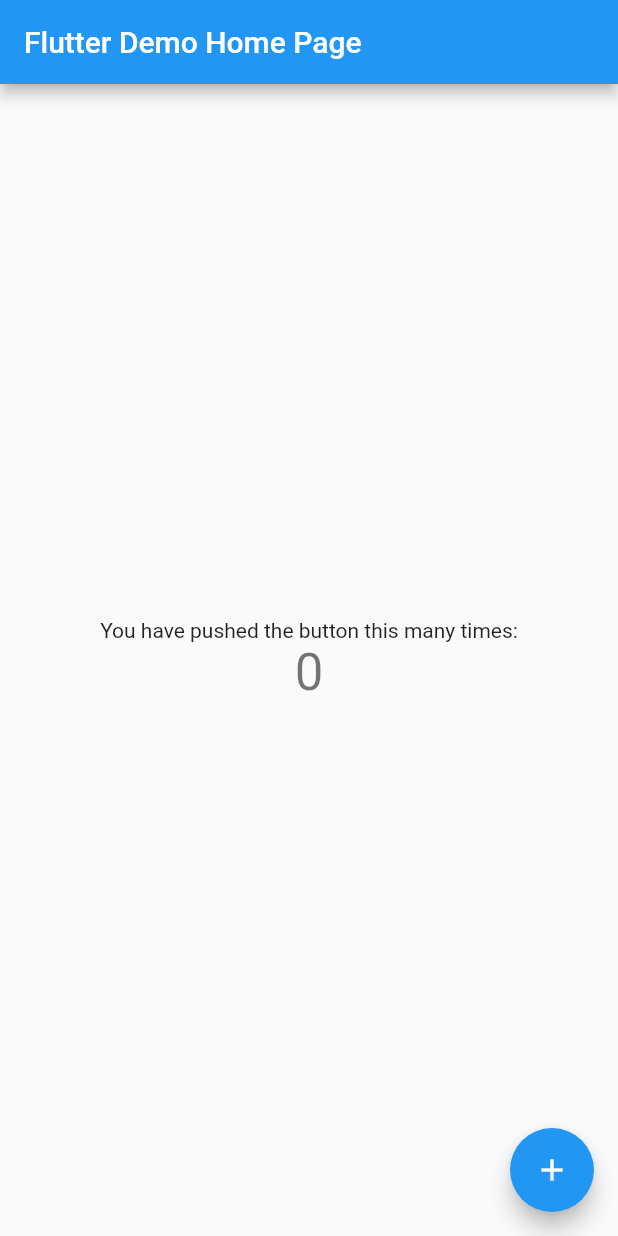
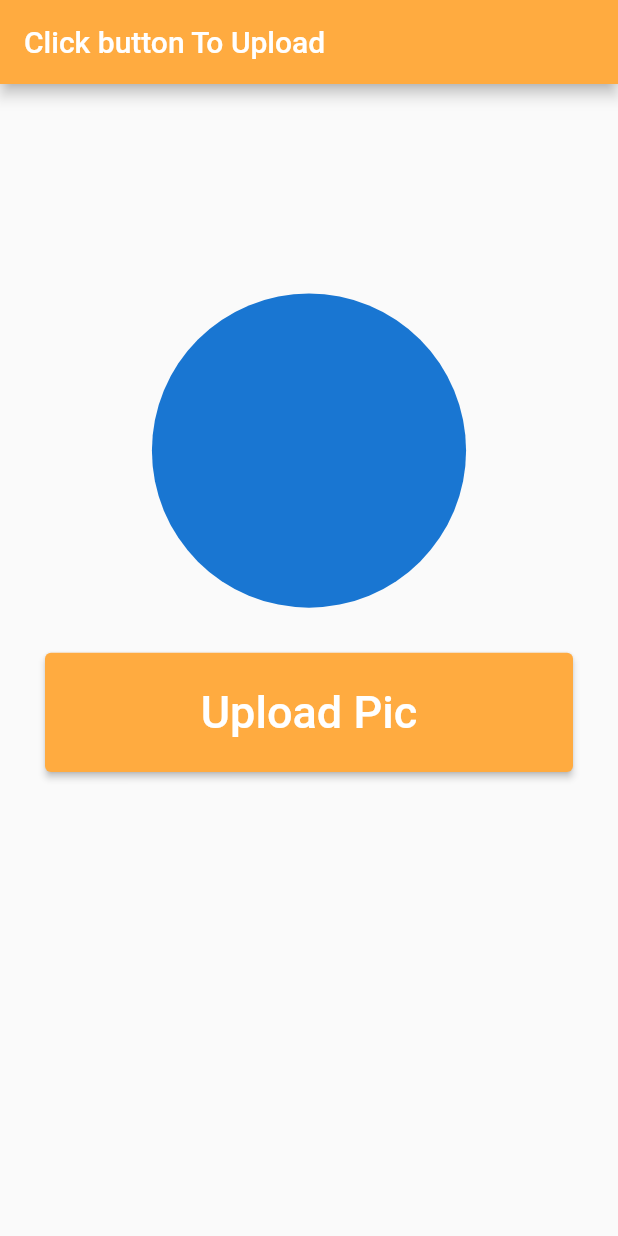
Before and after one commit to JaisonST/ImageUploadAnimation, a Flutter app: the screen it shows after launch, on a phone screen of 412 x 824 dp. Run offline on Flutter 3.47's test engine with Material 2 defaults, Android fonts, the phone set to English and light mode, and no system bars.

Commit message:
created ui

```diff
--- a/lib/main.dart
+++ b/lib/main.dart
@@ -1,4 +1,7 @@
+import 'dart:ui';
+
 import 'package:flutter/material.dart';
+import 'package:image_upload_animation/MainUI.dart';
 
 void main() {
   runApp(MyApp());
@@ -10,104 +13,58 @@ class MyApp extends StatelessWidget {
   Widget build(BuildContext context) {
     return MaterialApp(
       title: 'Flutter Demo',
-      theme: ThemeData(
-        // This is the theme of your application.
-        //
-        // Try running your application with "flutter run". You'll see the
-        // application has a blue toolbar. Then, without quitting the app, try
-        // changing the primarySwatch below to Colors.green and then invoke
-        // "hot reload" (press "r" in the console where you ran "flutter run",
-        // or simply save your changes to "hot reload" in a Flutter IDE).
-        // Notice that the counter didn't reset back to zero; the application
-        // is not restarted.
-        primarySwatch: Colors.blue,
-      ),
-      home: MyHomePage(title: 'Flutter Demo Home Page'),
+      home: MyHomePage(),
     );
   }
 }
 
 class MyHomePage extends StatefulWidget {
-  MyHomePage({Key? key, required this.title}) : super(key: key);
-
-  // This widget is the home page of your application. It is stateful, meaning
-  // that it has a State object (defined below) that contains fields that affect
-  // how it looks.
-
-  // This class is the configuration for the state. It holds the values (in this
-  // case the title) provided by the parent (in this case the App widget) and
-  // used by the build method of the State. Fields in a Widget subclass are
-  // always marked "final".
-
-  final String title;
-
   @override
   _MyHomePageState createState() => _MyHomePageState();
 }
 
 class _MyHomePageState extends State<MyHomePage> {
-  int _counter = 0;
-
-  void _incrementCounter() {
-    setState(() {
-      // This call to setState tells the Flutter framework that something has
-      // changed in this State, which causes it to rerun the build method below
-      // so that the display can reflect the updated values. If we changed
-      // _counter without calling setState(), then the build method would not be
-      // called again, and so nothing would appear to happen.
-      _counter++;
-    });
-  }
-
   @override
   Widget build(BuildContext context) {
-    // This method is rerun every time setState is called, for instance as done
-    // by the _incrementCounter method above.
-    //
-    // The Flutter framework has been optimized to make rerunning build methods
-    // fast, so that you can just rebuild anything that needs updating rather
-    // than having to individually change instances of widgets.
     return Scaffold(
       appBar: AppBar(
-        // Here we take the value from the MyHomePage object that was created by
-        // the App.build method, and use it to set our appbar title.
-        title: Text(widget.title),
+        title: Text("Click button To Upload"),
+        backgroundColor: Colors.orangeAccent,
       ),
       body: Center(
-        // Center is a layout widget. It takes a single child and positions it
-        // in the middle of the parent.
         child: Column(
-          // Column is also a layout widget. It takes a list of children and
-          // arranges them vertically. By default, it sizes itself to fit its
-          // children horizontally, and tries to be as tall as its parent.
-          //
-          // Invoke "debug painting" (press "p" in the console, choose the
-          // "Toggle Debug Paint" action from the Flutter Inspector in Android
-          // Studio, or the "Toggle Debug Paint" command in Visual Studio Code)
-          // to see the wireframe for each widget.
-          //
-          // Column has various properties to control how it sizes itself and
-          // how it positions its children. Here we use mainAxisAlignment to
-          // center the children vertically; the main axis here is the vertical
-          // axis because Columns are vertical (the cross axis would be
-          // horizontal).
           mainAxisAlignment: MainAxisAlignment.center,
+          crossAxisAlignment: CrossAxisAlignment.stretch,
           children: <Widget>[
-            Text(
-              'You have pushed the button this many times:',
-            ),
-            Text(
-              '$_counter',
-              style: Theme.of(context).textTheme.headline4,
-            ),
+            Expanded(child: SizedBox(), flex: 2),
+            Expanded(
+                child: CircleAvatar(
+                  maxRadius: double.maxFinite,
+                ),
+                flex: 3),
+            Expanded(
+                flex: 2,
+                child: Container(
+                  padding: EdgeInsets.all(30.0),
+                  child: ElevatedButton(
+                      style: ButtonStyle(
+                          backgroundColor: MaterialStateProperty.all<Color>(
+                              Colors.orangeAccent)),
+                      onPressed: () {
+                        Navigator.push(
+                            context,
+                            MaterialPageRoute(
+                                builder: (context) => ImageUpload()));
+                      },
+                      child: Text(
+                        "Upload Pic",
+                        style: TextStyle(fontSize: 30),
+                      )),
+                )),
+            Expanded(child: SizedBox(), flex: 4),
           ],
         ),
       ),
-      floatingActionButton: FloatingActionButton(
-        onPressed: _incrementCounter,
-        tooltip: 'Increment',
-        child: Icon(Icons.add),
-      ), // This trailing comma makes auto-formatting nicer for build methods.
     );
   }
 }
```
Also changed, not shown: lib/MainUI.dart (added, +97 -0 lines), 1 other file.
